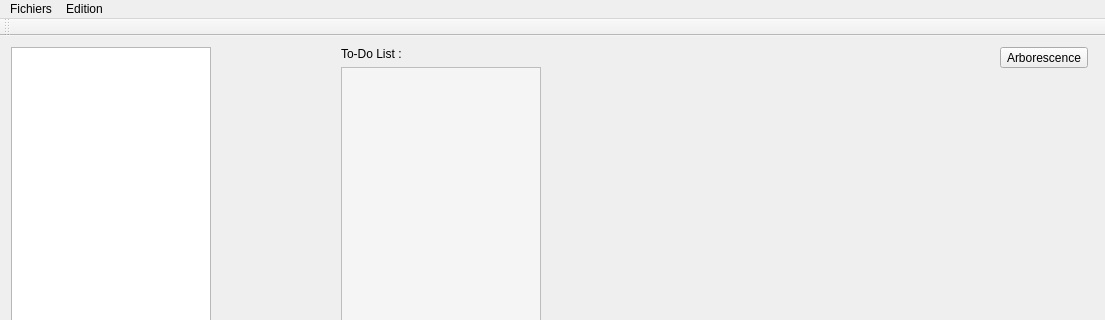
Above: PluriNotes.ui from tmarcille/LO21_Plurinotes before the change; both pictures show x 0 to 1105 and y 0 to 320 of the 1105 by 840 pixel window. Below: the same form after it.
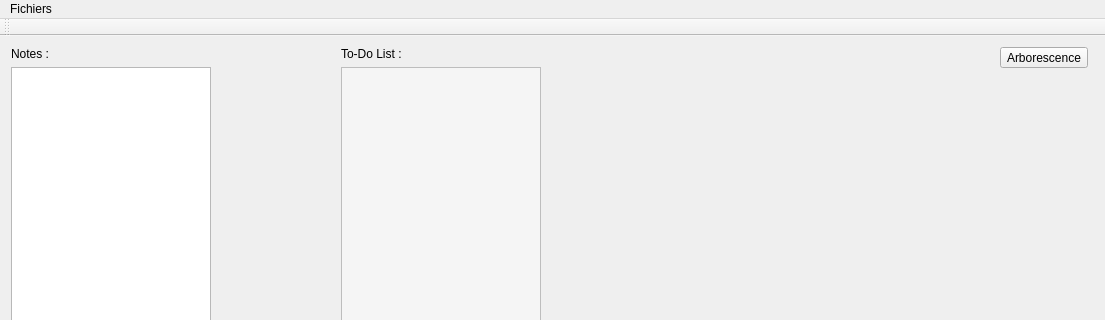
That is the form after the change. Custom widgets are drawn as their Qt base class.

Commit message: Added 3 examples notes

Patch:
```diff
--- a/PluriNotes.ui
+++ b/PluriNotes.ui
@@ -17,6 +17,13 @@
    <layout class="QHBoxLayout" name="horizontalLayout_2">
     <item>
      <layout class="QVBoxLayout" name="verticalLayout_2">
+      <item>
+       <widget class="QLabel" name="label_3">
+        <property name="text">
+         <string>Notes :</string>
+        </property>
+       </widget>
+      </item>
       <item>
        <widget class="QListWidget" name="listWidget">
         <property name="enabled">
@@ -208,13 +215,7 @@
     <addaction name="actionOptions"/>
     <addaction name="actionRelations"/>
    </widget>
-   <widget class="QMenu" name="menuEdition">
-    <property name="title">
-     <string>Edition</string>
-    </property>
-   </widget>
    <addaction name="menuFichier"/>
-   <addaction name="menuEdition"/>
   </widget>
   <widget class="QStatusBar" name="statusBar"/>
   <widget class="QToolBar" name="toolBar">
```
The commit also changes 27 other files.
